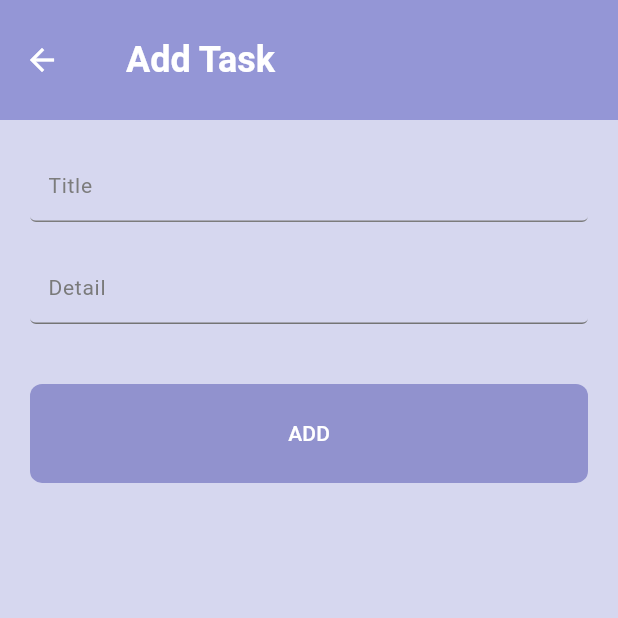
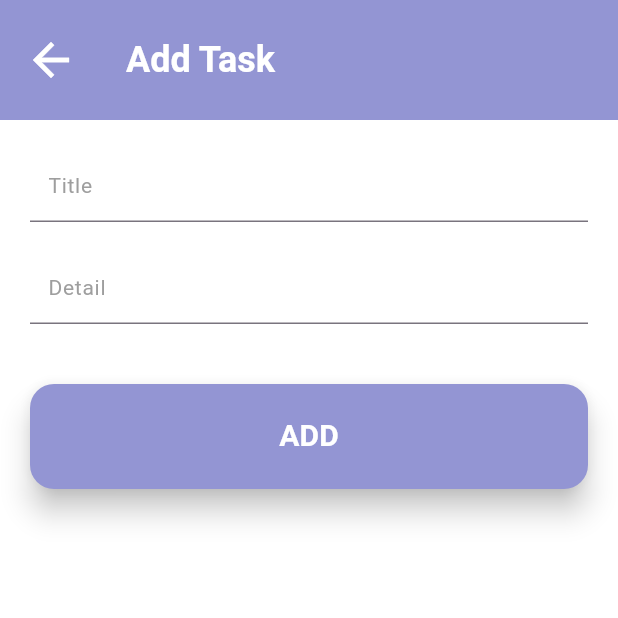
Before and after one commit to erfann31/ui_flutter_course, a Flutter app: the AddEditTodoScreen screen opened directly, on a phone screen of 412 x 824 dp, the top half of it. Run offline on Flutter 3.47's test engine with Material 3 defaults, Android fonts, the phone set to English and light mode, and no system bars.

Commit message:
fix screens

```diff
--- a/lib/screens/add_edit_todo_screen.dart
+++ b/lib/screens/add_edit_todo_screen.dart
@@ -1,5 +1,3 @@
-///File download from FlutterViz- Drag and drop a tools. For more details visit https://flutterviz.io/
-
 import 'package:flutter/material.dart';
 
 class AddEditTodoScreen extends StatelessWidget {
@@ -10,10 +8,11 @@ class AddEditTodoScreen extends StatelessWidget {
   @override
   Widget build(BuildContext context) {
     return Scaffold(
+      backgroundColor: Colors.white,
       appBar: AppBar(
         toolbarHeight: 80,
         elevation: 0,
-        backgroundColor: Color(0xff9496d6),
+        backgroundColor: Theme.of(context).primaryColor,
         title: Padding(
           padding: const EdgeInsets.all(12.0),
           child: Text(
@@ -22,132 +21,91 @@ class AddEditTodoScreen extends StatelessWidget {
               fontWeight: FontWeight.w700,
               fontStyle: FontStyle.normal,
               fontSize: 24,
-              color: Color(0xffffffff),
+              color: Colors.white,
             ),
           ),
         ),
-        leading: GestureDetector(
-          onTap: () {
-            Navigator.pop(context);
-          },
-          child: Icon(
-            Icons.arrow_back,
-            color: Color(0xffffffff),
-            size: 24,
+        leading: Padding(
+          padding: const EdgeInsets.only(left: 12.0),
+          child: GestureDetector(
+            onTap: () {
+              Navigator.pop(context);
+            },
+            child: Icon(
+              Icons.arrow_back,
+              color: Colors.white,
+              size: 36,
+            ),
           ),
         ),
       ),
       body: Padding(
         padding: EdgeInsets.all(20),
         child: Column(
-          mainAxisAlignment: MainAxisAlignment.start,
-          crossAxisAlignment: CrossAxisAlignment.center,
-          mainAxisSize: MainAxisSize.max,
           children: [
             TextField(
               controller: TextEditingController(),
-              obscureText: false,
-              textAlign: TextAlign.start,
-              maxLines: 1,
               style: TextStyle(
                 fontWeight: FontWeight.w400,
                 fontStyle: FontStyle.normal,
                 fontSize: 14,
-                color: Color(0xff000000),
               ),
               decoration: InputDecoration(
-                disabledBorder: UnderlineInputBorder(
-                  borderRadius: BorderRadius.circular(4.0),
-                  borderSide: BorderSide(color: Color(0xff7c7c7c), width: 1),
-                ),
-                focusedBorder: UnderlineInputBorder(
-                  borderRadius: BorderRadius.circular(4.0),
-                  borderSide: BorderSide(color: Color(0xff7c7c7c), width: 1),
-                ),
-                enabledBorder: UnderlineInputBorder(
-                  borderRadius: BorderRadius.circular(4.0),
-                  borderSide: BorderSide(color: Color(0xff7c7c7c), width: 1),
-                ),
                 hintText: "Title",
                 hintStyle: TextStyle(
                   fontWeight: FontWeight.w400,
                   fontStyle: FontStyle.normal,
                   fontSize: 14,
-                  color: Color(0xff7c7c7c),
+                  color: Colors.grey,
                 ),
-                filled: false,
-                fillColor: Color(0xfff2f2f3),
-                isDense: false,
                 contentPadding: EdgeInsets.symmetric(vertical: 8, horizontal: 12),
               ),
             ),
             Padding(
-              padding: EdgeInsets.fromLTRB(0, 20, 0, 0),
+              padding: EdgeInsets.only(top: 20),
               child: TextField(
                 controller: TextEditingController(),
-                obscureText: false,
-                textAlign: TextAlign.start,
-                maxLines: 1,
                 style: TextStyle(
                   fontWeight: FontWeight.w400,
                   fontStyle: FontStyle.normal,
                   fontSize: 14,
-                  color: Color(0xff000000),
                 ),
                 decoration: InputDecoration(
-                  disabledBorder: UnderlineInputBorder(
-                    borderRadius: BorderRadius.circular(4.0),
-                    borderSide: BorderSide(color: Color(0xff747474), width: 1),
-                  ),
-                  focusedBorder: UnderlineInputBorder(
-                    borderRadius: BorderRadius.circular(4.0),
-                    borderSide: BorderSide(color: Color(0xff747474), width: 1),
-                  ),
-                  enabledBorder: UnderlineInputBorder(
-                    borderRadius: BorderRadius.circular(4.0),
-                    borderSide: BorderSide(color: Color(0xff747474), width: 1),
-                  ),
                   hintText: "Detail",
                   hintStyle: TextStyle(
                     fontWeight: FontWeight.w400,
                     fontStyle: FontStyle.normal,
                     fontSize: 14,
-                    color: Color(0xff7a7a7a),
+                    color: Colors.grey,
                   ),
-                  filled: false,
-                  fillColor: Color(0xfff2f2f3),
-                  isDense: false,
                   contentPadding: EdgeInsets.symmetric(vertical: 8, horizontal: 12),
                 ),
               ),
             ),
             Padding(
-              padding: EdgeInsets.fromLTRB(0, 40, 0, 0),
+              padding: EdgeInsets.only(top: 40),
               child: isEdit
                   ? Row(
                       mainAxisAlignment: MainAxisAlignment.spaceBetween,
-                      crossAxisAlignment: CrossAxisAlignment.center,
-                      mainAxisSize: MainAxisSize.max,
                       children: [
                         MaterialButton(
                           onPressed: () {},
-                          color: Color(0xff9496d3),
-                          elevation: 0,
+                          color: Theme.of(context).primaryColor,
+                          elevation: 8,
                           shape: RoundedRectangleBorder(
-                            borderRadius: BorderRadius.circular(8.0),
+                            borderRadius: BorderRadius.circular(16),
                           ),
                           padding: EdgeInsets.symmetric(horizontal: 16, vertical: 8),
                           child: Text(
                             "Update",
                             style: TextStyle(
                               fontSize: 14,
-                              fontWeight: FontWeight.w400,
-                              fontStyle: FontStyle.normal,
+                              fontWeight: FontWeight.w500,
                             ),
                           ),
-                          textColor: Color(0xffffffff),
-                          height: MediaQuery.of(context).size.height * 0.08,
-                          minWidth: MediaQuery.of(context).size.width * 0.4,
+                          textColor: Colors.white,
+                          height: 70,
+                          minWidth: 175,
                         ),
                         MaterialButton(
                           onPressed: () {
@@ -155,45 +113,43 @@ class AddEditTodoScreen extends StatelessWidget {
                               context,
                             );
                           },
-                          color: Color(0xff9193d1),
-                          elevation: 0,
+                          color: Theme.of(context).primaryColor,
+                          elevation: 8,
                           shape: RoundedRectangleBorder(
-                            borderRadius: BorderRadius.circular(8.0),
+                            borderRadius: BorderRadius.circular(16),
                           ),
                           padding: EdgeInsets.symmetric(horizontal: 16, vertical: 8),
                           child: Text(
                             "Cancel",
                             style: TextStyle(
                               fontSize: 14,
-                              fontWeight: FontWeight.w400,
-                              fontStyle: FontStyle.normal,
+                              fontWeight: FontWeight.w500,
                             ),
                           ),
-                          textColor: Color(0xffffffff),
-                          height: MediaQuery.of(context).size.height * 0.08,
-                          minWidth: MediaQuery.of(context).size.width * 0.4,
+                          textColor: Colors.white,
+                          height: 70,
+                          minWidth: 175,
                         ),
                       ],
                     )
                   : MaterialButton(
                       onPressed: () {},
-                      color: Color(0xff9192ce),
-                      elevation: 0,
+                      color: Theme.of(context).primaryColor,
+                      elevation: 8,
                       shape: RoundedRectangleBorder(
-                        borderRadius: BorderRadius.circular(8.0),
+                        borderRadius: BorderRadius.circular(16),
                       ),
                       padding: EdgeInsets.symmetric(horizontal: 16, vertical: 8),
                       child: Text(
                         "ADD",
                         style: TextStyle(
-                          fontSize: 14,
-                          fontWeight: FontWeight.w500,
-                          fontStyle: FontStyle.normal,
+                          fontSize: 20,
+                          fontWeight: FontWeight.w700,
                         ),
                       ),
-                      textColor: Color(0xffffffff),
-                      height: MediaQuery.of(context).size.height * 0.08,
-                      minWidth: MediaQuery.of(context).size.width,
+                      textColor: Colors.white,
+                      height: 70,
+                      minWidth: double.infinity,
                     ),
             )
           ],
```
Also changed, not shown: lib/screens/completed_screen.dart (+24 -87 lines), lib/screens/todo_screen.dart (+30 -70 lines), lib/widgets/todo_widget.dart (+5 -6 lines).
